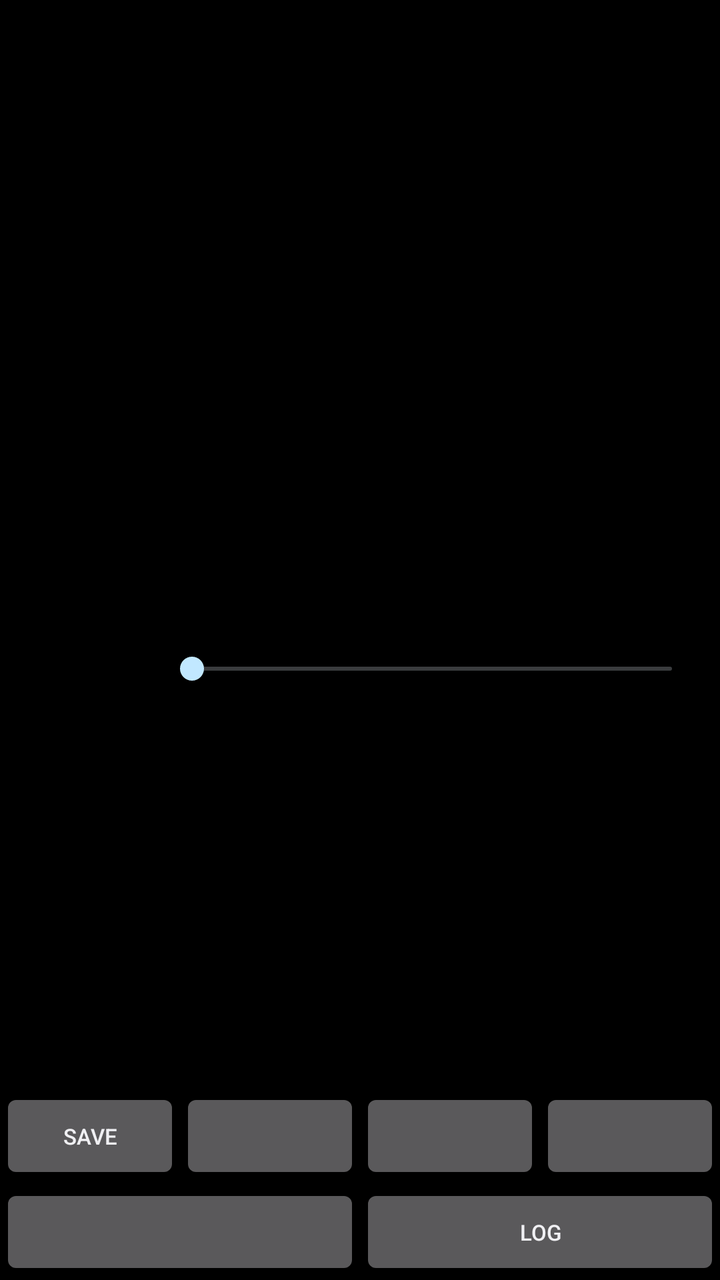
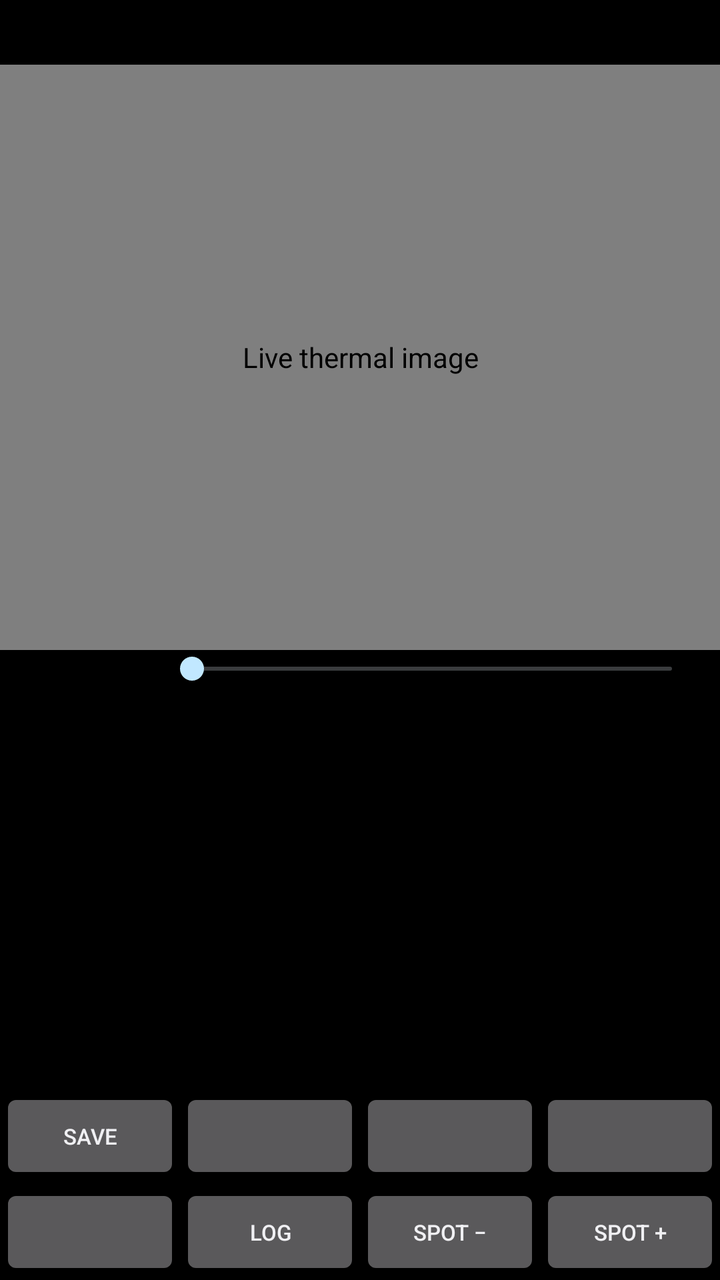

An Android layout rendered at two revisions. The XML below is the earlier revision; the diff shows what the commit changed to produce the second picture.
<!-- AndroidManifest.xml: application theme android:Theme.DeviceDefault -->
<!-- res/layout/activity_main.xml -->
<?xml version="1.0" encoding="utf-8"?>
<LinearLayout xmlns:android="http://schemas.android.com/apk/res/android"
    android:layout_width="match_parent"
    android:layout_height="match_parent"
    android:orientation="vertical"
    android:background="#000000"
    android:keepScreenOn="true">

    <TextView
        android:id="@+id/statusView"
        android:layout_width="match_parent"
        android:layout_height="wrap_content"
        android:padding="8dp"
        android:fontFamily="monospace"
        android:textSize="12sp"
        android:textColor="#DDDDDD" />

    <ImageView
        android:id="@+id/thermalView"
        android:layout_width="match_parent"
        android:layout_height="0dp"
        android:layout_weight="1"
        android:background="#000000"
        android:scaleType="matrix"
        android:contentDescription="@string/thermal_view_description" />

    
    <LinearLayout
        android:id="@+id/overlayControls"
        android:layout_width="match_parent"
        android:layout_height="wrap_content"
        android:orientation="vertical"
        android:visibility="gone">

        <LinearLayout
            android:layout_width="match_parent"
            android:layout_height="wrap_content"
            android:orientation="horizontal"
            android:gravity="center_vertical"
            android:paddingStart="8dp"
            android:paddingEnd="8dp">

            <TextView
                android:id="@+id/fovLabel"
                android:layout_width="wrap_content"
                android:layout_height="wrap_content"
                android:minWidth="96dp"
                android:fontFamily="monospace"
                android:textSize="14sp"
                android:textColor="#DDDDDD" />

            <SeekBar
                android:id="@+id/fovSeek"
                android:layout_width="0dp"
                android:layout_height="wrap_content"
                android:layout_weight="1"
                android:min="40"
                android:max="120" />
        </LinearLayout>

        <LinearLayout
            android:layout_width="match_parent"
            android:layout_height="wrap_content"
            android:orientation="horizontal"
            android:gravity="center_vertical"
            android:paddingStart="8dp"
            android:paddingEnd="8dp">

            <TextView
                android:id="@+id/alignLabel"
                android:layout_width="wrap_content"
                android:layout_height="wrap_content"
                android:minWidth="96dp"
                android:fontFamily="monospace"
                android:textSize="14sp"
                android:textColor="#DDDDDD" />

            <SeekBar
                android:id="@+id/alignSeek"
                android:layout_width="0dp"
                android:layout_height="wrap_content"
                android:layout_weight="1"
                android:min="0"
                android:max="100" />
        </LinearLayout>    </LinearLayout>

    
    <LinearLayout
        android:layout_width="match_parent"
        android:layout_height="wrap_content"
        android:orientation="horizontal"
        android:gravity="center_vertical"
        android:paddingStart="8dp"
        android:paddingEnd="8dp">

        <TextView
            android:id="@+id/emissivityLabel"
            android:layout_width="wrap_content"
            android:layout_height="wrap_content"
            android:minWidth="72dp"
            android:fontFamily="monospace"
            android:textSize="14sp"
            android:textColor="#DDDDDD" />

        <SeekBar
            android:id="@+id/emissivitySeek"
            android:layout_width="0dp"
            android:layout_height="wrap_content"
            android:layout_weight="1"
            android:min="10"
            android:max="100" />
    </LinearLayout>

    <ScrollView
        android:id="@+id/logScroll"
        android:layout_width="match_parent"
        android:layout_height="200dp">

        <TextView
            android:id="@+id/logView"
            android:layout_width="match_parent"
            android:layout_height="wrap_content"
            android:padding="8dp"
            android:fontFamily="monospace"
            android:textSize="10sp"
            android:textColor="#AAAAAA"
            android:textIsSelectable="true" />
    </ScrollView>

    
    <LinearLayout
        android:layout_width="match_parent"
        android:layout_height="wrap_content"
        android:orientation="horizontal">

        <Button
            android:id="@+id/saveButton"
            android:layout_width="0dp"
            android:layout_height="wrap_content"
            android:layout_weight="1"
            android:textSize="11sp"
            android:paddingStart="0dp"
            android:paddingEnd="0dp"
            android:text="@string/save_button" />

        <Button
            android:id="@+id/paletteButton"
            android:layout_width="0dp"
            android:layout_height="wrap_content"
            android:layout_weight="1"
            android:textSize="11sp"
            android:paddingStart="0dp"
            android:paddingEnd="0dp" />

        <Button
            android:id="@+id/blendButton"
            android:layout_width="0dp"
            android:layout_height="wrap_content"
            android:layout_weight="1"
            android:textSize="11sp"
            android:paddingStart="0dp"
            android:paddingEnd="0dp" />

        <Button
            android:id="@+id/rotateButton"
            android:layout_width="0dp"
            android:layout_height="wrap_content"
            android:layout_weight="1"
            android:textSize="11sp"
            android:paddingStart="0dp"
            android:paddingEnd="0dp" />
    </LinearLayout>

    <LinearLayout
        android:layout_width="match_parent"
        android:layout_height="wrap_content"
        android:orientation="horizontal">

        <Button
            android:id="@+id/mirrorButton"
            android:layout_width="0dp"
            android:layout_height="wrap_content"
            android:layout_weight="1"
            android:textSize="11sp"
            android:paddingStart="0dp"
            android:paddingEnd="0dp" />

        <Button
            android:id="@+id/logButton"
            android:layout_width="0dp"
            android:layout_height="wrap_content"
            android:layout_weight="1"
            android:textSize="11sp"
            android:paddingStart="0dp"
            android:paddingEnd="0dp"
            android:text="@string/log_button" />
    </LinearLayout>

</LinearLayout>
<!-- resources referenced by this layout -->
<resources>
  <string name="log_button">Log</string>
  <string name="save_button">Save</string>
  <string name="thermal_view_description">Live thermal image</string>
</resources>

<!-- the commit's change to res/layout/activity_main.xml (unified diff, before → after) -->
@@ -15,13 +15,12 @@
         android:textSize="12sp"
         android:textColor="#DDDDDD" />
 
-    <ImageView
+    <com.bikbovdamir.flironeviewer.ThermalView
         android:id="@+id/thermalView"
         android:layout_width="match_parent"
         android:layout_height="0dp"
         android:layout_weight="1"
         android:background="#000000"
-        android:scaleType="matrix"
         android:contentDescription="@string/thermal_view_description" />
 
     
@@ -194,6 +193,26 @@
             android:paddingStart="0dp"
             android:paddingEnd="0dp"
             android:text="@string/log_button" />
+
+        <Button
+            android:id="@+id/spotMinusButton"
+            android:layout_width="0dp"
+            android:layout_height="wrap_content"
+            android:layout_weight="1"
+            android:textSize="11sp"
+            android:paddingStart="0dp"
+            android:paddingEnd="0dp"
+            android:text="@string/spot_minus" />
+
+        <Button
+            android:id="@+id/spotPlusButton"
+            android:layout_width="0dp"
+            android:layout_height="wrap_content"
+            android:layout_weight="1"
+            android:textSize="11sp"
+            android:paddingStart="0dp"
+            android:paddingEnd="0dp"
+            android:text="@string/spot_plus" />
     </LinearLayout>
 
 </LinearLayout>
<!-- resource entries referenced after the edit -->
@@ -2,6 +2,8 @@
 <resources>
   <string name="log_button">Log</string>
   <string name="save_button">Save</string>
+  <string name="spot_minus">Spot −</string>
+  <string name="spot_plus">Spot +</string>
   <string name="thermal_view_description">Live thermal image</string>
 </resources>
 
